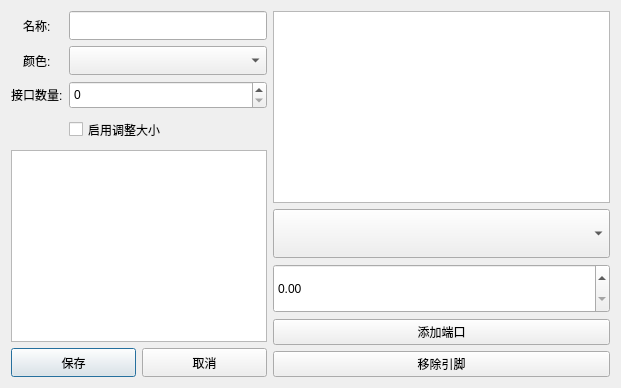
Above: Design_easy/dialogs.ui from Alan-Soong/Project_of_ChipCraftDesign before the change. Below: the same form after it.
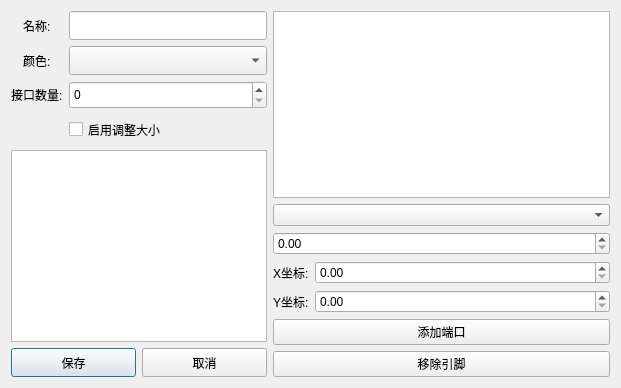
That is the form after the change.

Commit message: 增加坐标添加方式

```diff
--- a/Design_easy/dialogs.ui
+++ b/Design_easy/dialogs.ui
@@ -189,6 +189,48 @@
        </property>
       </widget>
      </item>
+     <item>
+      <layout class="QHBoxLayout" name="horizontalLayout_2">
+       <item>
+        <widget class="QLabel" name="label_2">
+         <property name="text">
+          <string>X坐标:</string>
+         </property>
+        </widget>
+       </item>
+       <item>
+        <widget class="QDoubleSpinBox" name="xSpinBox">
+         <property name="sizePolicy">
+          <sizepolicy hsizetype="Expanding" vsizetype="Expanding">
+           <horstretch>0</horstretch>
+           <verstretch>0</verstretch>
+          </sizepolicy>
+         </property>
+        </widget>
+       </item>
+      </layout>
+     </item>
+     <item>
+      <layout class="QHBoxLayout" name="horizontalLayout_3">
+       <item>
+        <widget class="QLabel" name="label_3">
+         <property name="text">
+          <string>Y坐标:</string>
+         </property>
+        </widget>
+       </item>
+       <item>
+        <widget class="QDoubleSpinBox" name="ySpinBox">
+         <property name="sizePolicy">
+          <sizepolicy hsizetype="Expanding" vsizetype="Expanding">
+           <horstretch>0</horstretch>
+           <verstretch>0</verstretch>
+          </sizepolicy>
+         </property>
+        </widget>
+       </item>
+      </layout>
+     </item>
      <item>
       <widget class="QPushButton" name="addPinButton">
        <property name="text">
```
The commit also changes 14 other files.
